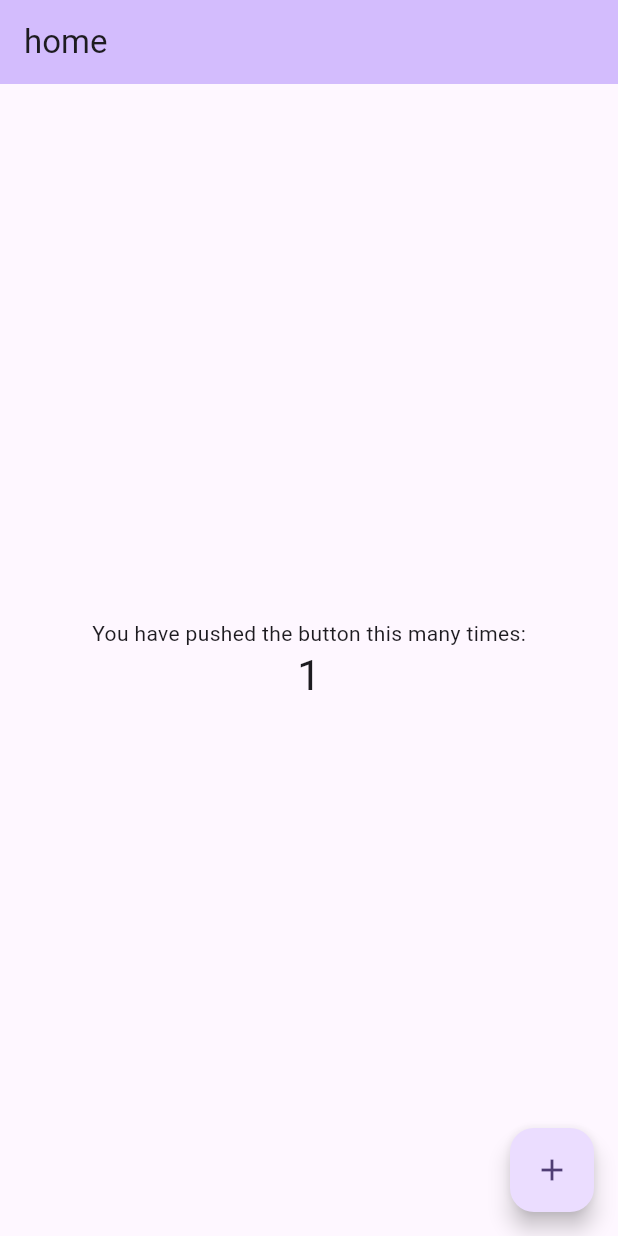
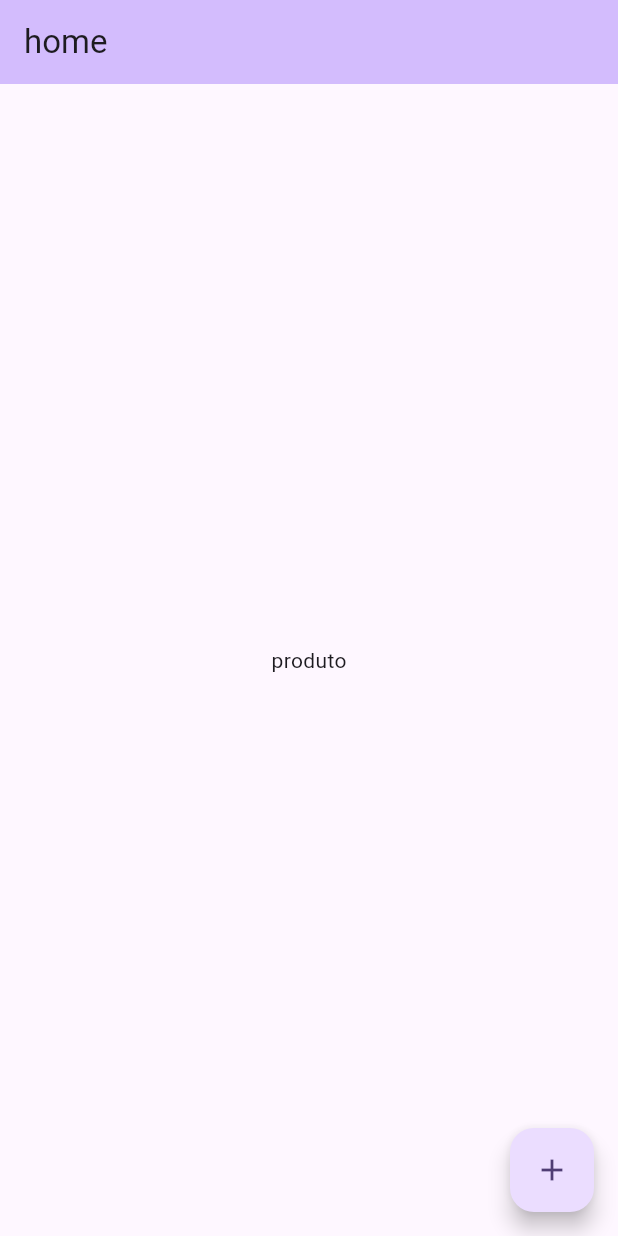
Before and after one commit to filipecancio/best-brand, a Flutter app: the screen it shows after launch, after a tap on the "add" icon, on a phone screen of 412 x 824 dp. Run offline on Flutter 3.47's test engine with Material 3 defaults, Android fonts, the phone set to English and light mode, and no system bars.

Commit message:
criando tela home

```diff
--- a/lib/components/screen/home_screen.dart
+++ b/lib/components/screen/home_screen.dart
@@ -1,3 +1,4 @@
+import 'package:best_brand/components/atom/product_item.dart';
 import 'package:flutter/material.dart';
 
 class HomeScreen extends StatefulWidget {
@@ -8,13 +9,6 @@ class HomeScreen extends StatefulWidget {
 }
 
 class _HomeScreenState extends State<HomeScreen> {
-  int _counter = 0;
-
-  void _incrementCounter() {
-    setState(() {
-      _counter++;
-    });
-  }
 
   @override
   Widget build(BuildContext context) {
@@ -26,19 +20,11 @@ class _HomeScreenState extends State<HomeScreen> {
       body: Center(
         child: Column(
           mainAxisAlignment: MainAxisAlignment.center,
-          children: <Widget>[
-            const Text(
-              'You have pushed the button this many times:',
-            ),
-            Text(
-              '$_counter',
-              style: Theme.of(context).textTheme.headlineMedium,
-            ),
-          ],
+          children: <Widget>[ProductItem()],
         ),
       ),
       floatingActionButton: FloatingActionButton(
-        onPressed: _incrementCounter,
+        onPressed: (){},
         tooltip: 'Increment',
         child: const Icon(Icons.add),
       ), // This trailing comma makes auto-formatting nicer for build methods.
```
